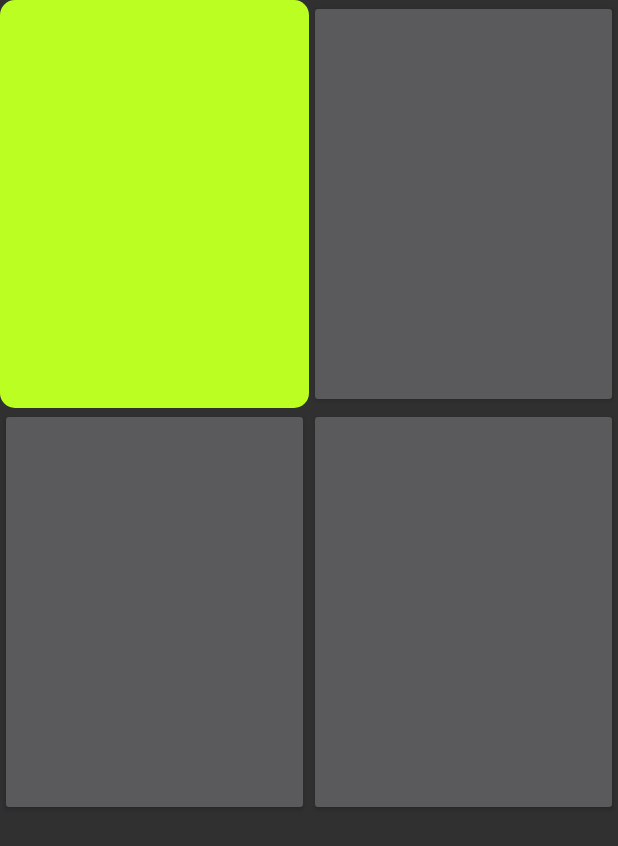
After one commit to trazja/wpr2, an Android app: the layout constraint_tiles.xml on its own in the app's theme, with its tools: preview values and no code run, on a phone screen of 412 x 824 dp. The commit adds this screen. Shown: the top 846 px of the screen. Run offline under Robolectric (Android 15) with nearby library versions, the phone set to English and light mode, and no system bars.

Commit message:
Grid via ConstraintLayout, layout changes. Need to handle styles (actionbar) in other Activities!

```diff
--- a/app/src/main/java/tryhut/wpr/PlacesMenuActivity.java
+++ b/app/src/main/java/tryhut/wpr/PlacesMenuActivity.java
@@ -1,21 +1,27 @@
 package tryhut.wpr;
 
 import android.content.Intent;
+import android.os.Bundle;
 import android.support.v7.app.AppCompatActivity;
-import android.os.Bundle;
 import android.view.View;
 import android.widget.Button;
 
+import butterknife.BindView;
+import butterknife.ButterKnife;
+
 
 public class PlacesMenuActivity extends AppCompatActivity {
+
+    @BindView(R.id.placesButton)
+    Button placesButton;
 
     @Override
     protected void onCreate(Bundle savedInstanceState) {
         super.onCreate(savedInstanceState);
         setContentView(R.layout.activity_places_menu);
 
-        //   @BindView(R.id.placesButton) Button placesButton;
-        Button placesButton = findViewById(R.id.placesButton);
+        ButterKnife.bind(this);
+
         placesButton.setOnClickListener(new View.OnClickListener() {
             @Override
             public void onClick(View v) {
--- /dev/null
+++ b/app/src/main/res/drawable/button_drawable.xml
@@ -0,0 +1,6 @@
+<?xml version="1.0" encoding="utf-8"?>
+<shape xmlns:android="http://schemas.android.com/apk/res/android"
+    android:shape="rectangle">
+    <solid android:color="#BBFF22" />
+    <corners android:radius="10dp" />
+</shape>
--- /dev/null
+++ b/app/src/main/res/drawable/button_drawable_pressed.xml
@@ -0,0 +1,6 @@
+<?xml version="1.0" encoding="utf-8"?>
+<shape xmlns:android="http://schemas.android.com/apk/res/android"
+    android:shape="rectangle">
+    <solid android:color="#88EE00" />
+    <corners android:radius="10dp" />
+</shape>
--- /dev/null
+++ b/app/src/main/res/drawable/button_selector.xml
@@ -0,0 +1,5 @@
+<?xml version="1.0" encoding="utf-8"?>
+<selector xmlns:android="http://schemas.android.com/apk/res/android">
+    <item android:drawable="@drawable/button_drawable_pressed" android:state_pressed="true" />
+    <item android:drawable="@drawable/button_drawable" />
+</selector>
--- a/app/src/main/res/layout/activity_main.xml
+++ b/app/src/main/res/layout/activity_main.xml
@@ -27,7 +27,6 @@
         android:layout_height="128dp"
         android:layout_marginBottom="92dp"
         android:layout_marginStart="60dp"
-        android:cornerRadius="4px"
         android:text="Mapa"
         app:layout_constraintBottom_toBottomOf="parent"
         app:layout_constraintStart_toStartOf="parent" />
@@ -52,6 +51,7 @@
         android:layout_marginBottom="92dp"
         android:text="Ostrzeżenia"
         app:layout_constraintBottom_toBottomOf="parent"
+        app:layout_constraintEnd_toEndOf="parent"
         tools:layout_editor_absoluteX="218dp" />
 
 </android.support.constraint.ConstraintLayout>
--- /dev/null
+++ b/app/src/main/res/layout/constraint_tiles.xml
@@ -0,0 +1,64 @@
+<?xml version="1.0" encoding="utf-8"?>
+<android.support.constraint.ConstraintLayout xmlns:android="http://schemas.android.com/apk/res/android"
+    xmlns:app="http://schemas.android.com/apk/res-auto"
+    android:layout_width="match_parent"
+    android:layout_height="match_parent">
+
+    <android.support.constraint.Guideline
+        android:id="@+id/vertical_guidline"
+        android:layout_width="wrap_content"
+        android:layout_height="wrap_content"
+        android:orientation="vertical"
+        app:layout_constraintGuide_percent="0.5" />
+
+    <android.support.constraint.Guideline
+        android:id="@+id/horizontal_guidline"
+        android:layout_width="wrap_content"
+        android:layout_height="wrap_content"
+        android:orientation="horizontal"
+        app:layout_constraintGuide_percent="0.33" />
+
+    <android.support.constraint.Guideline
+        android:id="@+id/horizontal_guidline2"
+        android:layout_width="wrap_content"
+        android:layout_height="wrap_content"
+        android:orientation="horizontal"
+        app:layout_constraintGuide_percent="0.66" />
+
+    <Button
+        android:layout_width="0dp"
+        android:layout_height="0dp"
+        android:background="@drawable/button_selector"
+        app:layout_constraintBottom_toTopOf="@id/horizontal_guidline"
+        app:layout_constraintEnd_toStartOf="@id/vertical_guidline"
+        app:layout_constraintStart_toStartOf="parent"
+        app:layout_constraintTop_toTopOf="parent" />
+
+    <Button
+        android:layout_width="0dp"
+        android:layout_height="0dp"
+
+        app:layout_constraintBottom_toTopOf="@id/horizontal_guidline"
+        app:layout_constraintEnd_toEndOf="parent"
+        app:layout_constraintStart_toStartOf="@id/vertical_guidline"
+        app:layout_constraintTop_toTopOf="parent" />
+
+    <Button
+        android:layout_width="0dp"
+        android:layout_height="0dp"
+
+        app:layout_constraintBottom_toTopOf="@id/horizontal_guidline2"
+        app:layout_constraintEnd_toStartOf="@id/vertical_guidline"
+        app:layout_constraintStart_toStartOf="parent"
+        app:layout_constraintTop_toTopOf="@id/horizontal_guidline" />
+
+    <Button
+        android:layout_width="0dp"
+        android:layout_height="0dp"
+
+        app:layout_constraintBottom_toTopOf="@id/horizontal_guidline2"
+        app:layout_constraintEnd_toEndOf="parent"
+        app:layout_constraintStart_toStartOf="@id/vertical_guidline"
+        app:layout_constraintTop_toTopOf="@id/horizontal_guidline" />
+
+</android.support.constraint.ConstraintLayout>
--- a/app/src/main/res/values/styles.xml
+++ b/app/src/main/res/values/styles.xml
@@ -10,12 +10,12 @@
         <item name="windowNoTitle">true</item>
     </style>
 
-    <style name="AppTheme.ActionBar" parent="android:Theme.Material">
+    <style name="AppTheme.ActionBar" parent="Theme.AppCompat.Light.DarkActionBar">
         <!-- Customize your theme here. -->
         <item name="colorPrimary">@color/colorPrimary</item>
         <item name="colorPrimaryDark">@color/colorPrimaryDark</item>
         <item name="colorAccent">@color/colorAccent</item>
-        <item name="windowActionBar">false</item>
+        <!--<item name="windowActionBar">false</item>-->
     </style>
 
 </resources>
```
